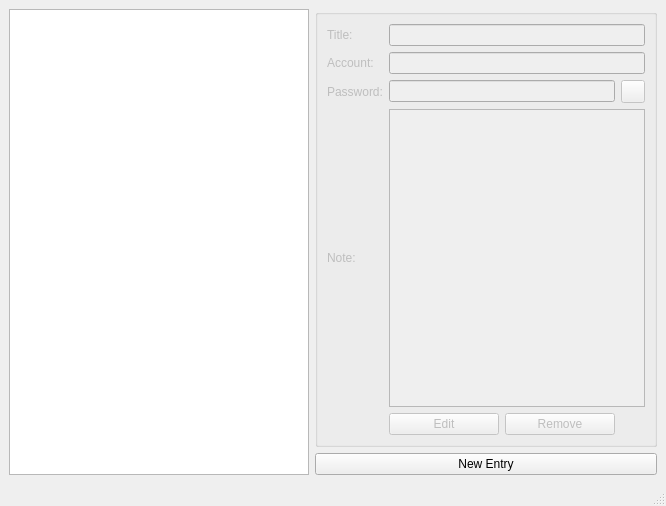
The window that ui/MainWindow.ui (yash-ahir/passman) describes before a commit, drawn with Qt 5.
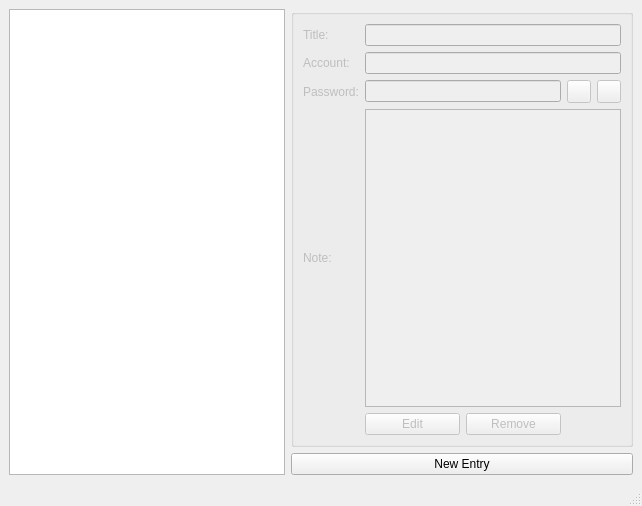
The same window after the commit.

Commit message: Added window icons

```diff
--- a/ui/MainWindow.ui
+++ b/ui/MainWindow.ui
@@ -6,7 +6,7 @@
    <rect>
     <x>0</x>
     <y>0</y>
-    <width>666</width>
+    <width>642</width>
     <height>506</height>
    </rect>
   </property>
@@ -36,17 +36,10 @@
        <string/>
       </property>
       <layout class="QGridLayout" name="gridLayout_2">
-       <item row="1" column="1" colspan="3">
-        <widget class="QLineEdit" name="accountField">
-         <property name="readOnly">
-          <bool>true</bool>
-         </property>
-        </widget>
-       </item>
-       <item row="3" column="0">
-        <widget class="QLabel" name="label_3">
+       <item row="0" column="0">
+        <widget class="QLabel" name="label_4">
          <property name="text">
-          <string>Note:</string>
+          <string>Title:</string>
          </property>
         </widget>
        </item>
@@ -57,43 +50,6 @@
          </property>
         </widget>
        </item>
-       <item row="4" column="2">
-        <widget class="QPushButton" name="removeButton">
-         <property name="cursor">
-          <cursorShape>PointingHandCursor</cursorShape>
-         </property>
-         <property name="text">
-          <string>Remove</string>
-         </property>
-        </widget>
-       </item>
-       <item row="3" column="1" colspan="3">
-        <widget class="QTextEdit" name="noteField">
-         <property name="readOnly">
-          <bool>true</bool>
-         </property>
-        </widget>
-       </item>
-       <item row="4" column="1">
-        <widget class="QPushButton" name="editButton">
-         <property name="cursor">
-          <cursorShape>PointingHandCursor</cursorShape>
-         </property>
-         <property name="text">
-          <string>Edit</string>
-         </property>
-        </widget>
-       </item>
-       <item row="2" column="1" colspan="2">
-        <widget class="QLineEdit" name="passwordField">
-         <property name="echoMode">
-          <enum>QLineEdit::Password</enum>
-         </property>
-         <property name="readOnly">
-          <bool>true</bool>
-         </property>
-        </widget>
-       </item>
        <item row="2" column="3">
         <widget class="QToolButton" name="togglePassword">
          <property name="cursor">
@@ -113,6 +69,23 @@
          </property>
         </widget>
        </item>
+       <item row="2" column="1" colspan="2">
+        <widget class="QLineEdit" name="passwordField">
+         <property name="echoMode">
+          <enum>QLineEdit::Password</enum>
+         </property>
+         <property name="readOnly">
+          <bool>true</bool>
+         </property>
+        </widget>
+       </item>
+       <item row="4" column="0">
+        <widget class="QLabel" name="label_3">
+         <property name="text">
+          <string>Note:</string>
+         </property>
+        </widget>
+       </item>
        <item row="1" column="0">
         <widget class="QLabel" name="label">
          <property name="text">
@@ -120,17 +93,57 @@
          </property>
         </widget>
        </item>
-       <item row="0" column="1" colspan="3">
+       <item row="2" column="4">
+        <widget class="QToolButton" name="copyPassword">
+         <property name="cursor">
+          <cursorShape>PointingHandCursor</cursorShape>
+         </property>
+         <property name="toolTip">
+          <string>Copy Password To Clipboard</string>
+         </property>
+         <property name="text">
+          <string/>
+         </property>
+        </widget>
+       </item>
+       <item row="0" column="1" colspan="4">
         <widget class="QLineEdit" name="titleField">
          <property name="readOnly">
           <bool>true</bool>
          </property>
         </widget>
        </item>
-       <item row="0" column="0">
-        <widget class="QLabel" name="label_4">
+       <item row="1" column="1" colspan="4">
+        <widget class="QLineEdit" name="accountField">
+         <property name="readOnly">
+          <bool>true</bool>
+         </property>
+        </widget>
+       </item>
+       <item row="4" column="1" colspan="4">
+        <widget class="QTextEdit" name="noteField">
+         <property name="readOnly">
+          <bool>true</bool>
+         </property>
+        </widget>
+       </item>
+       <item row="5" column="1">
+        <widget class="QPushButton" name="editButton">
+         <property name="cursor">
+          <cursorShape>PointingHandCursor</cursorShape>
+         </property>
          <property name="text">
-          <string>Title:</string>
+          <string>Edit</string>
+         </property>
+        </widget>
+       </item>
+       <item row="5" column="2">
+        <widget class="QPushButton" name="removeButton">
+         <property name="cursor">
+          <cursorShape>PointingHandCursor</cursorShape>
+         </property>
+         <property name="text">
+          <string>Remove</string>
          </property>
         </widget>
        </item>
```
Left out of the diff: 6 changed lines with no effect on the pictures. The commit also changes 3 other files.
